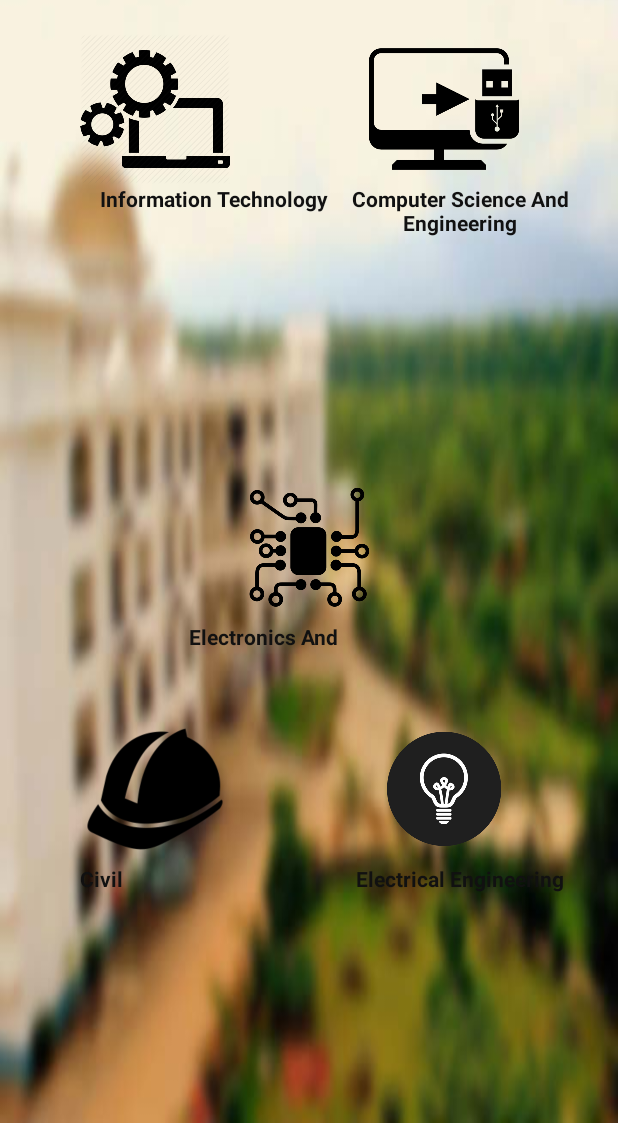
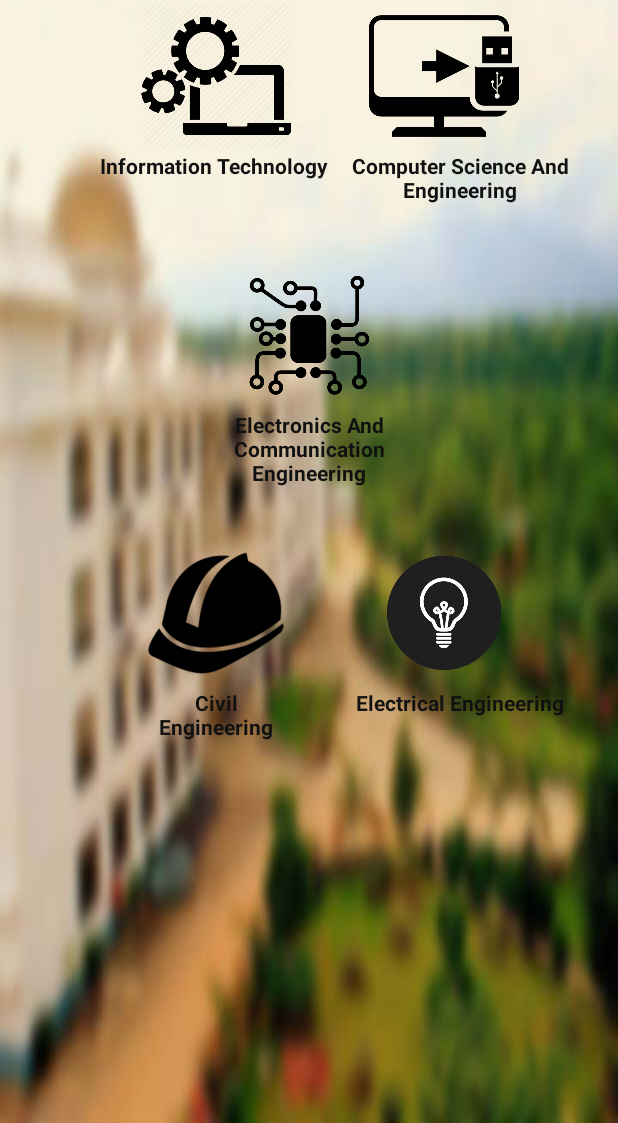
Before and after one commit to angshuman123456/SpectraDoc, an Android app: the Department screen opened directly, with no data from a screen before it, on a phone screen of 412 x 824 dp, the part 113-1236 px from its top. Run offline under Robolectric (Android 15) with nearby library versions, the phone set to English and light mode, and no system bars; libraries missing offline, so code that uses them is left out: com.parse.

Commit message:
Made minor changes to the department activity xml layout file

```diff
--- a/ParseStarterProject/src/main/res/layout/activity_department.xml
+++ b/ParseStarterProject/src/main/res/layout/activity_department.xml
@@ -13,7 +13,7 @@
         android:layout_width="100dp"
         android:layout_height="100dp"
         android:src="@drawable/civil"
-        android:layout_marginTop="41dp"
+        android:layout_marginTop="34dp"
         android:layout_below="@+id/textView5"
         android:layout_alignLeft="@+id/imageView3"
         android:layout_alignStart="@+id/imageView3" />
@@ -24,21 +24,22 @@
         android:layout_width="100dp"
         android:layout_height="100dp"
         android:src="@drawable/electronics"
-        android:layout_centerVertical="true"
-        android:layout_centerHorizontal="true" />
+        android:layout_below="@+id/editText6"
+        android:layout_centerHorizontal="true"
+        android:layout_marginTop="37dp" />
 
     <ImageView
         android:contentDescription="@string/content_desc"
         android:id="@+id/imageView3"
         android:layout_width="100dp"
         android:layout_height="100dp"
-        android:layout_marginLeft="53dp"
+        android:layout_marginLeft="27dp"
         android:src="@drawable/informationtechnology"
-        android:layout_marginStart="53dp"
-        android:layout_marginTop="42dp"
+        android:layout_marginStart="27dp"
+        android:layout_marginTop="20dp"
         android:layout_alignParentTop="true"
-        android:layout_alignParentLeft="true"
-        android:layout_alignParentStart="true" />
+        android:layout_alignLeft="@+id/textView3"
+        android:layout_alignStart="@+id/textView3" />
 
     <ImageView
         android:contentDescription="@string/content_desc"
@@ -96,9 +97,10 @@
     <TextView
         android:id="@+id/textView5"
         android:layout_width="wrap_content"
-        android:layout_height="20dp"
+        android:layout_height="wrap_content"
         android:ems="10"
         android:textAlignment="center"
+        android:gravity="center"
         android:text="@string/subjectECE"
         android:textStyle="bold"
         android:textColor="#111111"
@@ -108,9 +110,10 @@
     <TextView
         android:id="@+id/textView6"
         android:layout_width="100dp"
-        android:layout_height="20dp"
+        android:layout_height="wrap_content"
         android:ems="10"
         android:textAlignment="center"
+        android:gravity="center"
         android:text="@string/subjectCivil"
         android:textStyle="bold"
         android:textColor="#111111"
--- a/ParseStarterProject/src/main/res/values/strings.xml
+++ b/ParseStarterProject/src/main/res/values/strings.xml
@@ -47,7 +47,7 @@
     <string name="sem8"> Semester 8 </string>
     <string name="subjectCivil"> Civil Engineering </string>
     <string name="subjectIT"> Information Technology </string>
-    <string name="subjectECE"> Electronics And Communication Engineering </string>
+    <string name="subjectECE"> Electronics And &#10; Communication Engineering </string>
     <string name="subjectEE"> Electrical Engineering </string>
     <string name="subjectCSE"> Computer Science &#10; And Engineering </string>
 </resources>
```
